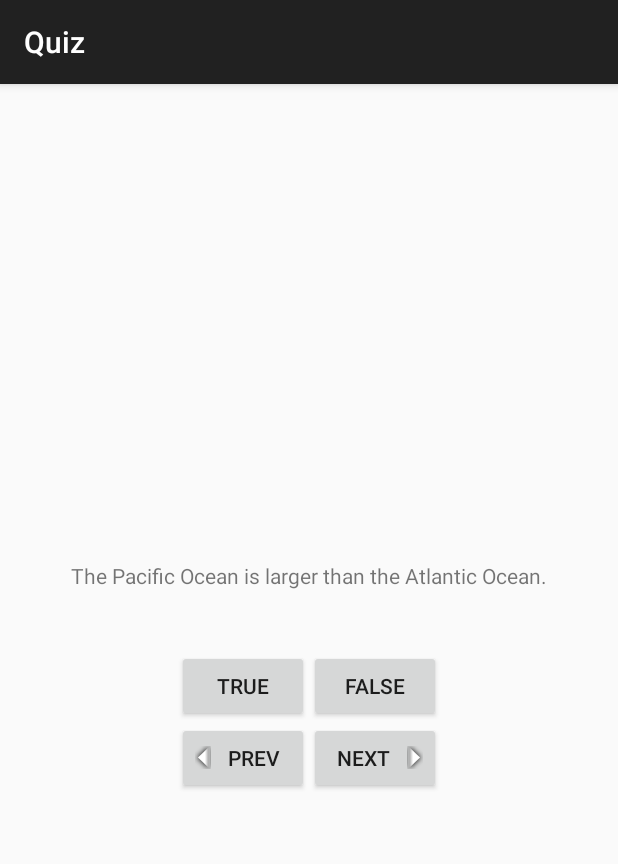
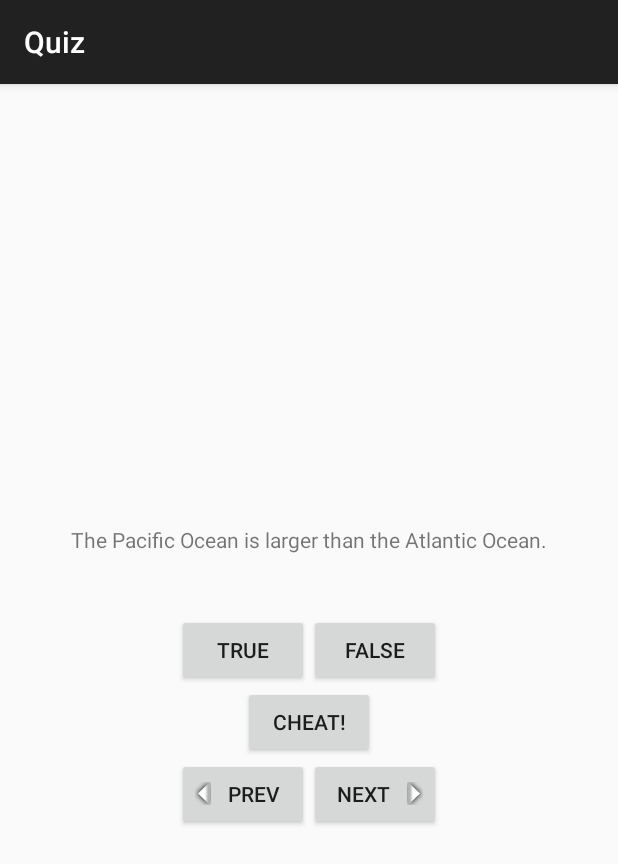
Before and after one commit to acprimer/Android-The-Big-Nerd-Ranch-Guide, an Android app: the QuizActivity screen opened directly, with no data from a screen before it, on a phone screen of 412 x 824 dp. Shown: the top 864 px of the screen. Run offline under Robolectric (Android 15) with nearby library versions, the phone set to English and light mode, and no system bars.

Commit message:
Chapter 4

```diff
--- a/app/src/main/AndroidManifest.xml
+++ b/app/src/main/AndroidManifest.xml
@@ -20,6 +20,10 @@
             android:name=".geo_quiz.QuizActivity"
             android:label="@string/title_activity_quiz" >
         </activity>
+        <activity
+            android:name=".geo_quiz.CheatActivity"
+            android:label="@string/title_activity_cheat" >
+        </activity>
     </application>
 
 </manifest>
--- a/app/src/main/java/cn/edu/buaa/yaodh/android_the_big_nerd_ranch_guide/geo_quiz/QuizActivity.java
+++ b/app/src/main/java/cn/edu/buaa/yaodh/android_the_big_nerd_ranch_guide/geo_quiz/QuizActivity.java
@@ -1,5 +1,6 @@
 package cn.edu.buaa.yaodh.android_the_big_nerd_ranch_guide.geo_quiz;
 
+import android.content.Intent;
 import android.os.Bundle;
 import android.support.v7.app.ActionBarActivity;
 import android.util.Log;
@@ -18,6 +19,7 @@ public class QuizActivity extends ActionBarActivity {
     private Button mFalseButton;
     private Button mPrevButton;
     private Button mNextButton;
+    private Button mCheatButton;
     private TextView mQuestTextView;
 
     private TrueFalse[] mQuestionBank = new TrueFalse[]{
@@ -81,6 +83,17 @@ public class QuizActivity extends ActionBarActivity {
                 updateQuestion();
             }
         });
+
+        mCheatButton = (Button) findViewById(R.id.btn_cheat);
+        mCheatButton.setOnClickListener(new View.OnClickListener() {
+            @Override
+            public void onClick(View v) {
+                Intent intent = new Intent(QuizActivity.this, CheatActivity.class);
+                boolean answerIsTrue = mQuestionBank[mCurrentIndex].isTrueQuestion();
+                intent.putExtra(CheatActivity.EXTRA_ANSWER_IS_TRUE, answerIsTrue);
+                startActivity(intent);
+            }
+        });
     }
 
     @Override
--- a/app/src/main/res/layout-land/activity_quiz.xml
+++ b/app/src/main/res/layout-land/activity_quiz.xml
@@ -27,6 +27,13 @@
             android:text="@string/false_button"/>
         </LinearLayout>
     <Button
+        android:id="@+id/btn_cheat"
+        android:layout_width="wrap_content"
+        android:layout_height="wrap_content"
+        android:layout_gravity="bottom|center"
+        android:text="@string/cheat_button"/>
+
+    <Button
         android:id="@+id/btn_prev"
         android:layout_width="wrap_content"
         android:layout_height="wrap_content"
--- a/app/src/main/res/layout/activity_quiz.xml
+++ b/app/src/main/res/layout/activity_quiz.xml
@@ -26,6 +26,13 @@
             android:layout_height="wrap_content"
             android:text="@string/false_button"/>
         </LinearLayout>
+
+    <Button
+        android:id="@+id/btn_cheat"
+        android:layout_width="wrap_content"
+        android:layout_height="wrap_content"
+        android:text="@string/cheat_button"/>
+
     <LinearLayout
         android:layout_width="wrap_content"
         android:layout_height="wrap_content"
```
Also changed, not shown: app/src/main/java/cn/edu/buaa/yaodh/android_the_big_nerd_ranch_guide/geo_quiz/CheatActivity.java (added, +38 -0 lines), app/src/main/res/layout/activity_cheat.xml (added, +27 -0 lines), app/src/main/res/values/strings.xml (+8 -1 lines), 1 other file.
